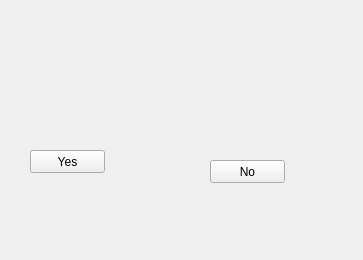
First picture: the form in end.ui, repository zhangpj15/TheDiaryOfSurvival, before the edit.
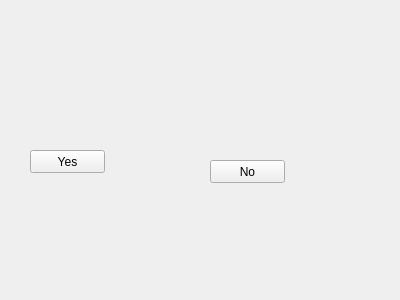
Second picture: the form after the edit.

What changed in the file:
```diff
--- a/end.ui
+++ b/end.ui
@@ -6,8 +6,8 @@
    <rect>
     <x>0</x>
     <y>0</y>
-    <width>363</width>
-    <height>260</height>
+    <width>400</width>
+    <height>300</height>
    </rect>
   </property>
   <property name="windowTitle">
```
